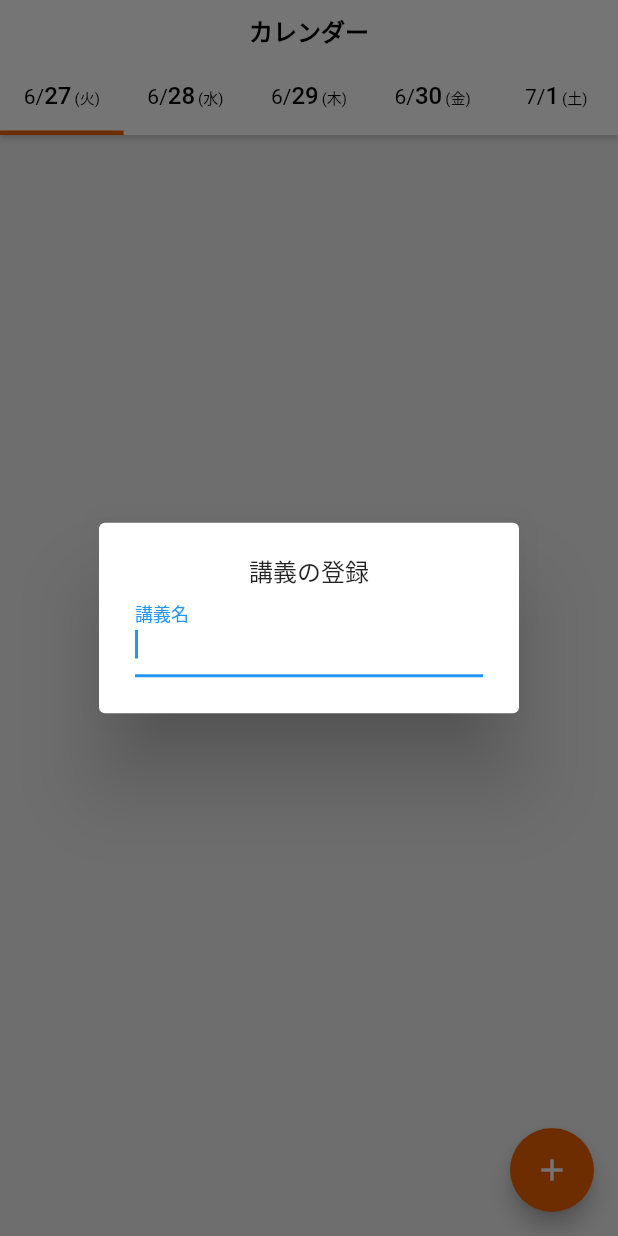
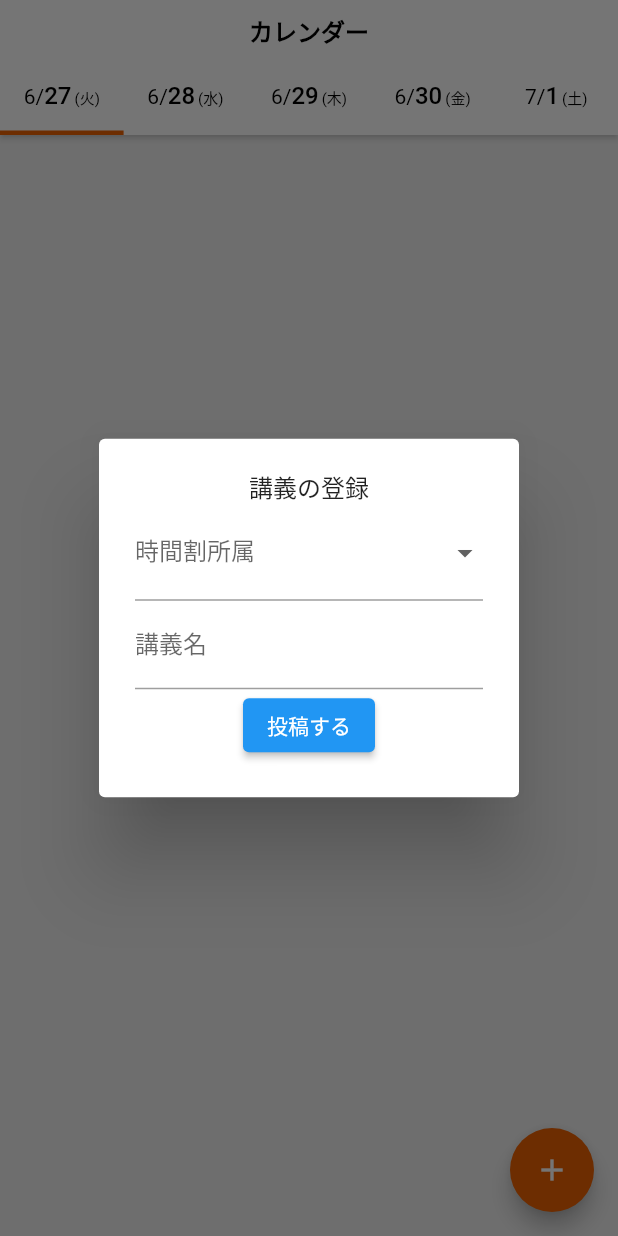
Before and after one commit to TANAKATARO003/WCN, a Flutter app: the Calendar screen opened directly, after a tap on the "add" icon, on a phone screen of 412 x 824 dp. Run offline on Flutter 3.47's test engine with Material 2 defaults, Android fonts, the phone set to English and light mode, and no system bars; our stand-ins replace carousel_slider, cloud_firestore, firebase_auth, firebase_core, firebase_storage, image_picker; accounts and stored records are empty; Roboto replaces fonts that are missing (Zen_Kaku_Gothic_New).

Commit message:
学部の選択、検索するとfirestoreに保存

```diff
--- a/lib/calendar.dart
+++ b/lib/calendar.dart
@@ -1,5 +1,6 @@
 import 'package:flutter/material.dart';
 import 'package:cloud_firestore/cloud_firestore.dart';
+import 'package:firebase_storage/firebase_storage.dart';
 
 // カレンダーのウィジェット
 class Calendar extends StatefulWidget {
@@ -10,21 +11,23 @@ class Calendar extends StatefulWidget {
 class _CalendarState extends State<Calendar>
     with SingleTickerProviderStateMixin {
   TabController? _tabController;
-  late FocusNode myFocusNode;
+
+  final _calendarKey = GlobalKey<FormState>();
+
+  final _nameController = TextEditingController();
+  String? _selectedAttribute;
 
   @override
   void initState() {
     super.initState();
     // 5つのタブを持つTabControllerを初期化
     _tabController = TabController(length: 5, vsync: this);
-    myFocusNode = FocusNode();
   }
 
   @override
   void dispose() {
     // TabControllerをdispose（解放）する
     _tabController?.dispose();
-    myFocusNode.dispose();
     super.dispose();
   }
 
@@ -138,7 +141,6 @@ class _CalendarState extends State<Calendar>
       floatingActionButton: FloatingActionButton(
         onPressed: () {
           _showAddPostDialog(context);
-          myFocusNode.requestFocus();
         },
         child: Icon(Icons.add),
         backgroundColor: Color(0xffed6102), // 任意のカラーコードを設定
@@ -153,23 +155,68 @@ class _CalendarState extends State<Calendar>
         return AlertDialog(
           content: SingleChildScrollView(
             child: Form(
+              key: _calendarKey,
               child: Column(
                 mainAxisSize: MainAxisSize.min,
                 children: [
                   Text('講義の登録'),
-                  TextFormField(
-                    focusNode: myFocusNode,
-                    decoration: const InputDecoration(
-                      border: UnderlineInputBorder(),
-                      labelText: '講義名',
-                    ),
-                    onChanged: (text) async {
-                      await FirebaseFirestore.instance
-                          .collection('classes')
-                          .add({
-                        'name': '$text',
+                  DropdownButtonFormField(
+                    value: _selectedAttribute,
+                    items: [
+                      DropdownMenuItem(
+                        child: Text("共通"),
+                        value: "共通",
+                      ),
+                      DropdownMenuItem(
+                        child: Text("教育学部"),
+                        value: "教育学部",
+                      ),
+                      DropdownMenuItem(
+                        child: Text("経済学部"),
+                        value: "経済学部",
+                      ),
+                      DropdownMenuItem(
+                        child: Text("観光学部"),
+                        value: "観光学部",
+                      ),
+                      DropdownMenuItem(
+                        child: Text("システム工学部"),
+                        value: "システム工学部",
+                      ),
+                      DropdownMenuItem(
+                        child: Text("社会インフォマティクス学環"),
+                        value: "社会インフォマティクス学環",
+                      ),
+                    ],
+                    onChanged: (value) {
+                      setState(() {
+                        _selectedAttribute = value as String?;
                       });
                     },
+                    decoration: InputDecoration(labelText: '時間割所属'),
+                    validator: (value) {
+                      if (value == null) {
+                        return '時間割所属を選択してください';
+                      }
+                      return null;
+                    },
+                  ),
+                  TextFormField(
+                    controller: _nameController,
+                    decoration: InputDecoration(labelText: '講義名'),
+                    validator: (value) {
+                      if (value == null || value.isEmpty) {
+                        return 'タイトルを入力してください';
+                      }
+                      return null;
+                    },
+                  ),
+                  ElevatedButton(
+                    onPressed: () {
+                      _submitPost();
+                      Navigator.of(context).pop();
+                    },
+                    child: Text('投稿する'),
                   ),
                 ],
               ),
@@ -179,4 +226,18 @@ class _CalendarState extends State<Calendar>
       },
     );
   }
+
+  Future<void> _submitPost() async {
+    if (_calendarKey.currentState!.validate() && _selectedAttribute != null) {
+      FirebaseFirestore.instance.collection('classes').add({
+        'name': _nameController.text,
+        'attribute': _selectedAttribute,
+      });
+
+      _nameController.clear();
+      setState(() {
+        _selectedAttribute = null;
+      });
+    }
+  }
 }
```
